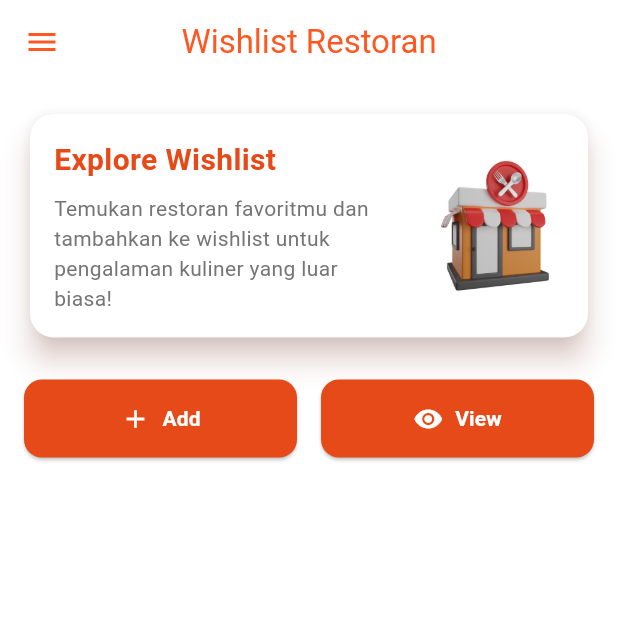
After one commit to Sajiwara/sajiwara-mobile, a Flutter app: the WishlistResto screen opened directly, on a phone screen of 412 x 824 dp, the top half of it. The commit adds this screen. Run offline on Flutter 3.47's test engine with Material 3 defaults, Android fonts, the phone set to English and light mode, and no system bars.

Commit message:
adding screens for wishlist resto

```diff
--- a/lib/screens/menu.dart
+++ b/lib/screens/menu.dart
@@ -1,5 +1,6 @@
 import 'package:flutter/material.dart';
 import 'package:sajiwara/widgets/left_drawer.dart';
+import 'package:sajiwara/wishlistresto/screens/menu_wishlistresto.dart'; // Sesuaikan dengan path
 
 class MyHomePage extends StatelessWidget {
   MyHomePage({super.key});
@@ -135,10 +136,20 @@ class ItemCard extends StatelessWidget {
       borderRadius: BorderRadius.circular(12),
       child: InkWell(
         onTap: () {
-          ScaffoldMessenger.of(context)
-            ..hideCurrentSnackBar()
-            ..showSnackBar(SnackBar(
-                content: Text("Kamu telah menekan tombol ${item.name}!")));
+          // TODO: ADD ROUTING JUGA!!!S
+          if (item.name == "Add Wishlist Resto") {
+            Navigator.push(
+              context,
+              MaterialPageRoute(
+                builder: (context) => WishlistResto(), // Pastikan ini diimport
+              ),
+            );
+          } else {
+            ScaffoldMessenger.of(context)
+              ..hideCurrentSnackBar()
+              ..showSnackBar(SnackBar(
+                  content: Text("Kamu telah menekan tombol ${item.name}!")));
+          }
         },
         child: Container(
           padding: const EdgeInsets.all(8),
--- a/lib/widgets/left_drawer.dart
+++ b/lib/widgets/left_drawer.dart
@@ -1,5 +1,6 @@
 import 'package:flutter/material.dart';
 import 'package:sajiwara/screens/menu.dart';
+import 'package:sajiwara/wishlistresto/screens/menu_wishlistresto.dart';
 
 // TODO: Import semua inian kalian aja dah
 
@@ -97,9 +98,13 @@ class LeftDrawer extends StatelessWidget {
             context,
             icon: Icons.restaurant,
             text: 'Add Wishlist Resto',
-            // TODO: masukkan routing
-            // NOTE INI BIAR JALAN!!
-            onTap: () => _showSnackBar(context, 'Menu Wishlist Resto ditekan'),
+            onTap: () {
+              Navigator.push(
+                  context,
+                  MaterialPageRoute(
+                    builder: (context) => const WishlistResto(),
+                  ));
+            },
           ),
           _buildDrawerItem(
             context,
--- /dev/null
+++ b/lib/wishlistresto/screens/form_wishlistresto.dart
@@ -0,0 +1,2 @@
+import 'package:flutter/material.dart';
+import 'package:sajiwara/widgets/left_drawer.dart';
--- /dev/null
+++ b/lib/wishlistresto/screens/menu_wishlistresto.dart
@@ -0,0 +1,153 @@
+import 'package:flutter/material.dart';
+import 'package:sajiwara/widgets/left_drawer.dart';
+import 'package:sajiwara/wishlistresto/screens/form_wishlistresto.dart';
+
+class WishlistResto extends StatefulWidget {
+  const WishlistResto({super.key});
+
+  @override
+  State<WishlistResto> createState() => _WishlistRestoPageState();
+}
+
+class _WishlistRestoPageState extends State<WishlistResto> {
+  @override
+  Widget build(BuildContext context) {
+    return Scaffold(
+      appBar: AppBar(
+        title: Text(
+          'Wishlist Restoran',
+          style: TextStyle(color: Theme.of(context).colorScheme.primary),
+        ),
+        centerTitle: true,
+        backgroundColor: Colors.white,
+        elevation: 0,
+        iconTheme: IconThemeData(color: Theme.of(context).colorScheme.primary),
+      ),
+      drawer: const LeftDrawer(),
+      body: SingleChildScrollView(
+        padding: const EdgeInsets.all(16.0),
+        child: Column(
+          crossAxisAlignment: CrossAxisAlignment.stretch,
+          children: [
+            // Header Card
+            Card(
+              elevation: 8,
+              shadowColor: Colors.deepOrange[100],
+              shape: RoundedRectangleBorder(
+                borderRadius: BorderRadius.circular(16),
+              ),
+              child: Row(
+                children: [
+                  Expanded(
+                    flex: 2,
+                    child: Padding(
+                      padding: const EdgeInsets.all(16.0),
+                      child: Column(
+                        crossAxisAlignment: CrossAxisAlignment.start,
+                        children: [
+                          Text(
+                            'Explore Wishlist',
+                            style: TextStyle(
+                              fontSize: 20,
+                              fontWeight: FontWeight.bold,
+                              color: Colors.deepOrange[700],
+                            ),
+                          ),
+                          const SizedBox(height: 8),
+                          Text(
+                            'Temukan restoran favoritmu dan tambahkan ke wishlist untuk pengalaman kuliner yang luar biasa!',
+                            style: TextStyle(
+                              fontSize: 14,
+                              color: Colors.grey[600],
+                            ),
+                          ),
+                        ],
+                      ),
+                    ),
+                  ),
+                  Expanded(
+                    flex: 1,
+                    child: Padding(
+                      padding: const EdgeInsets.all(8.0),
+                      child: Image.asset(
+                        'assets/images/wishlist-resto.png',
+                        fit: BoxFit.cover,
+                      ),
+                    ),
+                  ),
+                ],
+              ),
+            ),
+            const SizedBox(height: 24),
+
+            // Add and View Buttons
+            Row(
+              children: [
+                Expanded(
+                  child: ElevatedButton.icon(
+                    style: ElevatedButton.styleFrom(
+                      backgroundColor: Colors.deepOrange[700],
+                      shape: RoundedRectangleBorder(
+                        borderRadius: BorderRadius.circular(12),
+                      ),
+                      padding: const EdgeInsets.symmetric(vertical: 16),
+                    ),
+                    onPressed: () {
+                      // Add button action
+                      ScaffoldMessenger.of(context).showSnackBar(
+                        const SnackBar(content: Text('Add button clicked')),
+                      );
+                    },
+                    icon: const Icon(
+                      Icons.add,
+                      color: Colors.white,
+                      size: 20.0,
+                    ),
+                    label: const Text(
+                      'Add',
+                      style: TextStyle(
+                        color: Colors.white,
+                        fontWeight: FontWeight.bold,
+                      ),
+                    ),
+                  ),
+                ),
+                const SizedBox(width: 16),
+                Expanded(
+                  child: ElevatedButton.icon(
+                    style: ElevatedButton.styleFrom(
+                      backgroundColor: Colors.deepOrange[700],
+                      shape: RoundedRectangleBorder(
+                        borderRadius: BorderRadius.circular(12),
+                      ),
+                      padding: const EdgeInsets.symmetric(vertical: 16),
+                    ),
+                    onPressed: () {
+                      // ToDO: ROUTING KE VIEW LIST ALL
+                      // View button action
+                      ScaffoldMessenger.of(context).showSnackBar(
+                        const SnackBar(content: Text('View button clicked')),
+                      );
+                    },
+                    icon: const Icon(
+                      Icons.visibility,
+                      color: Colors.white,
+                      size: 20.0,
+                    ),
+                    label: const Text(
+                      'View',
+                      style: TextStyle(
+                        color: Colors.white,
+                        fontWeight: FontWeight.bold,
+                      ),
+                    ),
+                  ),
+                ),
+              ],
+            ),
+          ],
+        ),
+      ),
+    );
+  }
+}
```
Also changed, not shown: assets/images/wishlist-resto.png (added).
